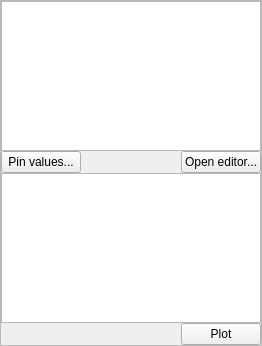
spine-tools/spine-items, file spine_items/view/ui/view_properties.ui: the form before one commit.
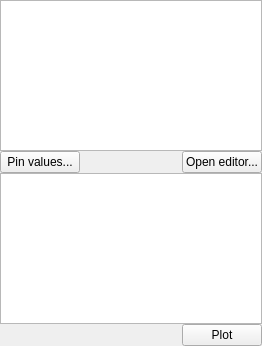
The form after the commit. Custom widgets are drawn as their Qt base class.

Commit message:
Add stylesheets to properties widgets scroll areas to make scroll area backgrounds transparent
Re #spine-tools/Spine-Toolbox#3012

```diff
--- a/spine_items/view/ui/view_properties.ui
+++ b/spine_items/view/ui/view_properties.ui
@@ -26,6 +26,10 @@
   <property name="windowTitle">
    <string>Form</string>
   </property>
+  <property name="styleSheet">
+   <string notr="true">QScrollArea { background: transparent; }
+QScrollArea &gt; QWidget &gt; QWidget { background: transparent; }</string>
+  </property>
   <layout class="QVBoxLayout" name="verticalLayout_2">
    <property name="spacing">
     <number>0</number>
@@ -44,6 +48,9 @@
    </property>
    <item>
     <widget class="QScrollArea" name="scrollArea">
+     <property name="frameShape">
+      <enum>QFrame::Shape::NoFrame</enum>
+     </property>
      <property name="widgetResizable">
       <bool>true</bool>
      </property>
@@ -52,8 +59,8 @@
        <rect>
         <x>0</x>
         <y>0</y>
-        <width>260</width>
-        <height>344</height>
+        <width>262</width>
+        <height>346</height>
        </rect>
       </property>
       <layout class="QVBoxLayout" name="verticalLayout">
```
The commit also changes 15 other files.
